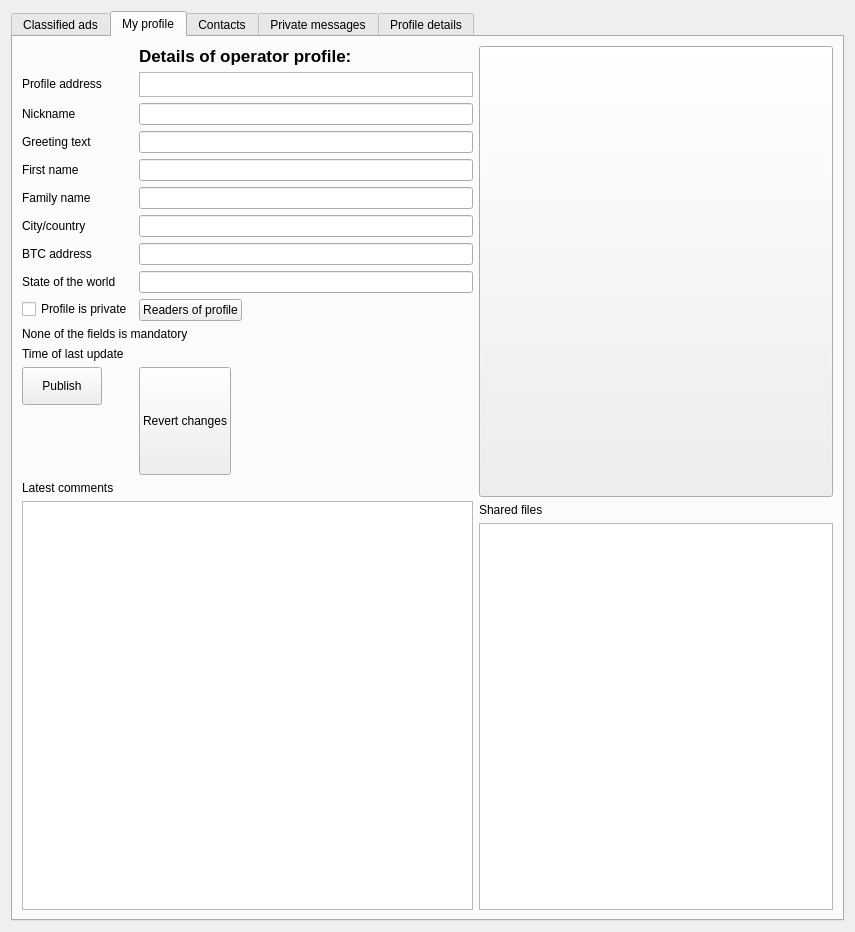
First picture: the form in frontWidget.ui, repository operatornormal/classified-ads, before the edit.
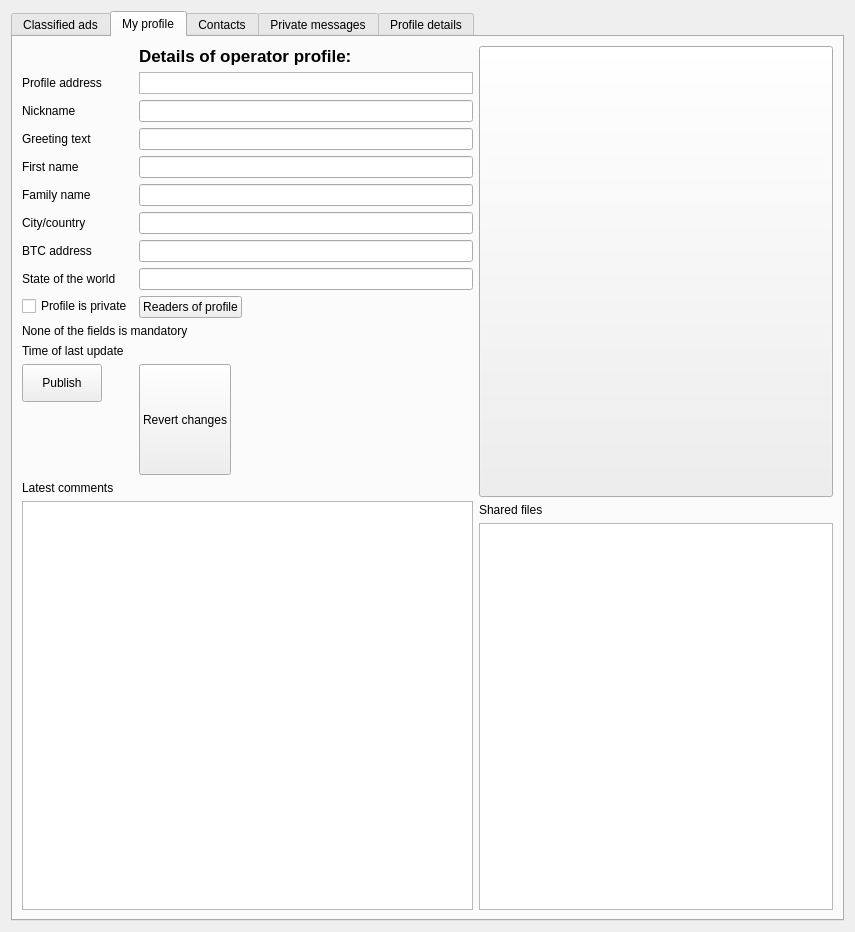
Second picture: the form after the edit. Icons and pictures are not drawn.

The edit to the form file:
```diff
--- a/frontWidget.ui
+++ b/frontWidget.ui
@@ -183,7 +183,7 @@
              <property name="minimumSize">
               <size>
                <width>0</width>
-               <height>25</height>
+               <height>22</height>
               </size>
              </property>
              <property name="maximumSize">
```
